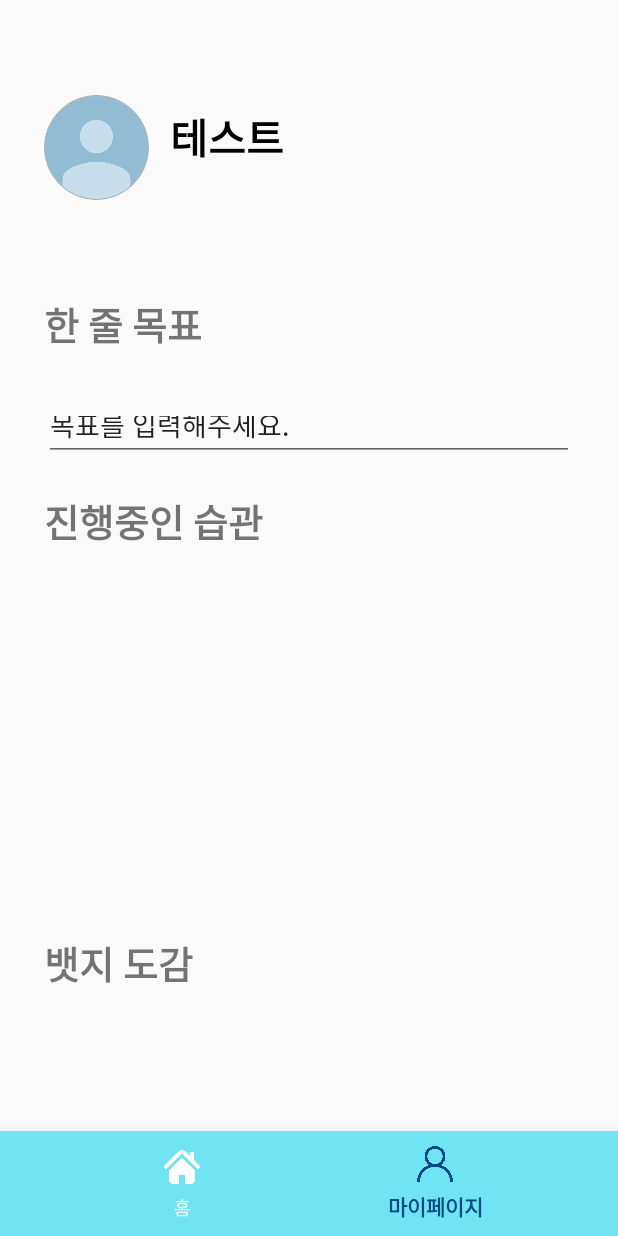
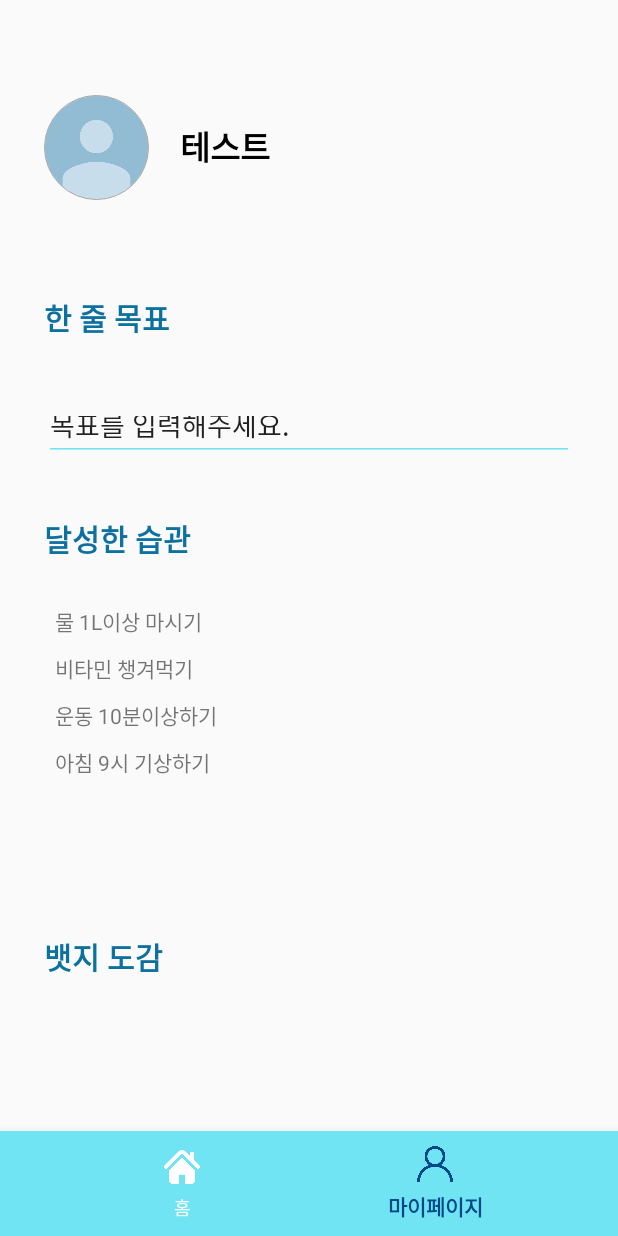
Before and after one commit to pknu-wap/2023_2_APP_TEAM2, an Android app: the screen it shows after launch (MainActivity), item 2 of the bottom bar chosen, on a phone screen of 412 x 824 dp. Run offline under Robolectric (Android 15) with nearby library versions, the phone set to English and light mode, and no system bars; our stand-ins replace CircleImageView, Room's generated code, data binding.

Commit message:
마이페이지 recyclerView 구현 및 UI 수정
마이페이지 recylcerView 구현 및 전체적인 UI 변경

```diff
--- a/app/src/main/AndroidManifest.xml
+++ b/app/src/main/AndroidManifest.xml
@@ -24,9 +24,11 @@
         android:roundIcon="@mipmap/ic_launcher_round"
         android:supportsRtl="true"
         android:theme="@style/Theme.GoGo"
+
         tools:targetApi="31">
         <activity
             android:name=".MainActivity"
+
             android:exported="true"
             android:label="@string/app_name"
             android:theme="@style/Theme.AppCompat.Light">
@@ -73,7 +75,7 @@
         </activity>
 
         <receiver
-            android:name=".gogo2.AlarmReceiver"
+            android:name=".gogo2.alarm.AlarmReceiver"
             android:enabled="true"
             android:exported="false">
         </receiver>
--- a/app/src/main/java/com/example/gogo/gogo2/MyPageFragment.kt
+++ b/app/src/main/java/com/example/gogo/gogo2/MyPageFragment.kt
@@ -22,6 +22,7 @@ import com.bumptech.glide.load.engine.DiskCacheStrategy
 import com.bumptech.glide.request.RequestOptions
 import com.example.gogo.R
 import com.example.gogo.databinding.FragmentMypageBinding
+import com.example.gogo.gogo2.completedhabit.CompletedHabitAdapter
 
 //interface HabitItemClickListener {
 //    fun onHabitItemClicked(isIncrement: Boolean)
@@ -53,10 +54,12 @@ class MyPageFragment : Fragment() {
     override fun onViewCreated(view: View, savedInstanceState: Bundle?) {
         super.onViewCreated(view, savedInstanceState)
 
+        val temp = arrayListOf<String>("물 1L이상 마시기","비타민 챙겨먹기","운동 10분이상하기","아침 9시 기상하기")
 
         view.setLayerType(View.LAYER_TYPE_SOFTWARE, null)
         binding.lifecycleOwner = viewLifecycleOwner
         binding.myPageViewModel = myPageViewModel
+        binding.completedHabitName.adapter = CompletedHabitAdapter(temp)
 
         binding.profileImage.setOnClickListener {
             Log.d("MyPageFragment", "Profile image clicked")
--- a/app/src/main/java/com/example/gogo/gogo2/AlarmFragment.kt
+++ b/app/src/main/java/com/example/gogo/gogo2/alarm/AlarmFragment.kt
@@ -1,4 +1,4 @@
-package com.example.gogo.gogo2
+package com.example.gogo.gogo2.alarm
 
 
 import android.os.Bundle
@@ -6,10 +6,8 @@ import android.util.Log
 import android.view.LayoutInflater
 import android.view.View
 import android.view.ViewGroup
-import android.widget.DatePicker
 import androidx.fragment.app.Fragment
 import com.example.gogo.databinding.FragmentAlarmBinding
-import java.util.Calendar
 
 class AlarmFragment : Fragment(){
 
--- a/app/src/main/java/com/example/gogo/gogo2/AlarmFunctions.kt
+++ b/app/src/main/java/com/example/gogo/gogo2/alarm/AlarmFunctions.kt
@@ -1,4 +1,4 @@
-package com.example.gogo.gogo2
+package com.example.gogo.gogo2.alarm
 
 
 import android.app.AlarmManager
--- a/app/src/main/java/com/example/gogo/gogo2/AlarmReceiver.kt
+++ b/app/src/main/java/com/example/gogo/gogo2/alarm/AlarmReceiver.kt
@@ -1,4 +1,4 @@
-package com.example.gogo.gogo2
+package com.example.gogo.gogo2.alarm
 
 
 import android.annotation.SuppressLint
@@ -12,7 +12,6 @@ import android.content.Intent
 import android.os.Build
 import android.os.SystemClock
 import androidx.core.app.NotificationCompat
-import com.example.gogo.R
 
 class AlarmReceiver() : BroadcastReceiver() {
 
--- a/app/src/main/java/com/example/gogo/gogo2/AlarmService.kt
+++ b/app/src/main/java/com/example/gogo/gogo2/alarm/AlarmService.kt
@@ -1,4 +1,4 @@
-package com.example.gogo.gogo2
+package com.example.gogo.gogo2.alarm
 
 import android.app.Service
 import android.content.Intent
--- /dev/null
+++ b/app/src/main/java/com/example/gogo/gogo2/completedhabit/CompletedHabitAdapter.kt
@@ -0,0 +1,31 @@
+package com.example.gogo.gogo2.completedhabit
+
+import android.view.LayoutInflater
+import android.view.ViewGroup
+import androidx.recyclerview.widget.RecyclerView
+import com.example.gogo.R
+import com.example.gogo.databinding.CompletedhabitListItemBinding
+import com.example.gogo.databinding.HabitListItemBinding
+
+class CompletedHabitAdapter(private val completedhabts: ArrayList<String>): RecyclerView.Adapter<CompletedHabitAdapter.CompletedHabitViewHolder>() {
+    inner class CompletedHabitViewHolder(binding: CompletedhabitListItemBinding):RecyclerView.ViewHolder(binding.root) {
+        val textView = binding.completedHabitTitle
+            fun bind(position: Int) {
+                textView.text = completedhabts[position]
+        }
+    }
+
+    override fun onCreateViewHolder(parent: ViewGroup, viewType: Int): CompletedHabitAdapter.CompletedHabitViewHolder {
+        val binding = CompletedhabitListItemBinding.inflate(LayoutInflater.from(parent.context),parent,false)
+        return CompletedHabitViewHolder(binding)
+    }
+
+    override fun getItemCount(): Int {
+        return completedhabts.size
+    }
+
+    override fun onBindViewHolder(holder: CompletedHabitViewHolder, position: Int) {
+        holder.bind(position)
+    }
+
+}
--- a/app/src/main/java/com/example/gogo/habit2/detail/HabitDetailFragment.kt
+++ b/app/src/main/java/com/example/gogo/habit2/detail/HabitDetailFragment.kt
@@ -38,7 +38,7 @@ class HabitDetailFragment : Fragment() {
     ): View? {
         _binding = FragmentHabitDetailBinding.inflate(inflater, container, false)
 
-        val layoutManager = GridLayoutManager(context,12)
+        val layoutManager = GridLayoutManager(context,10)
         binding.recyclerView.layoutManager = layoutManager
 
         habitDatabase = HabitDatabase.getInstance(requireContext())
--- a/app/src/main/java/com/example/gogo/habit2/habit/data/HabitFragment.kt
+++ b/app/src/main/java/com/example/gogo/habit2/habit/data/HabitFragment.kt
@@ -1,16 +1,14 @@
 package com.example.gogo.habit2.habit.data
 
 import android.os.Bundle
-import android.util.Log
 import android.view.LayoutInflater
 import android.view.View
 import android.view.ViewGroup
-import android.widget.CheckBox
 import androidx.fragment.app.Fragment
 import androidx.fragment.app.activityViewModels
 import com.example.gogo.MainViewModel
 import com.example.gogo.databinding.FragmentHabitBinding
-import com.example.gogo.gogo2.AlarmFunctions
+import com.example.gogo.gogo2.alarm.AlarmFunctions
 import kotlinx.coroutines.Dispatchers
 import kotlinx.coroutines.GlobalScope
 import kotlinx.coroutines.launch
--- /dev/null
+++ b/app/src/main/res/layout/completedhabit_list_item.xml
@@ -0,0 +1,14 @@
+<?xml version="1.0" encoding="utf-8"?>
+<LinearLayout xmlns:android="http://schemas.android.com/apk/res/android"
+    android:layout_width="match_parent"
+    android:layout_height="wrap_content"
+    xmlns:app="http://schemas.android.com/apk/res-auto">
+
+    <TextView
+        android:id="@+id/completedHabitTitle"
+        android:layout_width="wrap_content"
+        android:layout_height="wrap_content"
+        android:layout_marginBottom="10dp"
+        android:text="dd" />
+
+</LinearLayout>
--- a/app/src/main/res/layout/fragment_habit.xml
+++ b/app/src/main/res/layout/fragment_habit.xml
@@ -15,6 +15,7 @@
         android:layout_height="wrap_content"
         android:layout_margin="5dp"
         android:layout_marginTop="15dp"
+        android:backgroundTint="#70E4F3"
         android:hint="습관 설정하기" />
 
     <Button
--- a/app/src/main/res/layout/fragment_mypage.xml
+++ b/app/src/main/res/layout/fragment_mypage.xml
@@ -68,8 +68,10 @@
                     android:background="@null"
                     android:text="@{myPageViewModel.nickName}"
                     android:textColor="#000000"
-                    android:textSize="27sp"
+                    android:textSize="22sp"
                     android:textStyle="bold"
+                    android:gravity="center_vertical"
+                    android:layout_marginStart="8dp"
                     app:layout_constraintBottom_toBottomOf="parent"
                     app:layout_constraintEnd_toEndOf="parent"
                     app:layout_constraintHorizontal_bias="0.208"
@@ -78,6 +80,7 @@
                     app:layout_constraintVertical_bias="0.496" />
 
             </androidx.constraintlayout.widget.ConstraintLayout>
+
 
             <androidx.constraintlayout.widget.ConstraintLayout
                 android:id="@+id/mypageGoalLayout"
@@ -93,25 +96,25 @@
                     android:layout_height="50dp"
                     android:background="@null"
                     android:text="한 줄 목표"
+                    android:textColor="#0D719F"
                     android:textStyle="bold"
                     app:layout_constraintTop_toTopOf="parent"
                     app:layout_constraintStart_toStartOf="parent"
-                    android:textSize="25dp">
+                    android:textSize="20dp">
                 </TextView>
 
                 <EditText
                     android:id="@+id/GoalText"
                     android:layout_width="match_parent"
                     android:layout_height="40dp"
-                    app:layout_constraintStart_toStartOf="parent"
-                    app:layout_constraintEnd_toEndOf="parent"
-                    app:layout_constraintTop_toBottomOf="@id/GoalTextView"
-                    app:layout_constraintBottom_toBottomOf="parent"
                     android:layout_marginTop="15dp"
                     android:layout_marginBottom="15dp"
-                    android:text="목표를 입력해주세요."/>
-
-
+                    android:text="목표를 입력해주세요."
+                    android:backgroundTint="#70E4F3"
+                    app:layout_constraintBottom_toBottomOf="parent"
+                    app:layout_constraintEnd_toEndOf="parent"
+                    app:layout_constraintStart_toStartOf="parent"
+                    app:layout_constraintTop_toBottomOf="@id/GoalTextView" />
 
             </androidx.constraintlayout.widget.ConstraintLayout>
 
@@ -128,10 +131,12 @@
                     android:id="@+id/textView3"
                     android:layout_width="wrap_content"
                     android:layout_height="wrap_content"
-                    android:text="진행중인 습관"
+                    android:text="달성한 습관"
+                    android:textColor="#0D719F"
+                    android:layout_marginTop="16dp"
                     app:layout_constraintTop_toTopOf="parent"
                     app:layout_constraintStart_toStartOf="parent"
-                    android:textSize="25dp"
+                    android:textSize="20dp"
                     android:textStyle="bold"
                     />
 
@@ -146,6 +151,20 @@
                 app:layout_constraintStart_toStartOf="parent"
                 app:layout_constraintTop_toBottomOf="@id/mypageDoingLayout"
                 app:layout_constraintVertical_weight="3.5">
+
+                <androidx.recyclerview.widget.RecyclerView
+                    android:id="@+id/completedHabitName"
+                    android:layout_width="wrap_content"
+                    android:layout_height="0dp"
+                    android:layout_marginTop="10dp"
+                    app:layout_constraintBottom_toBottomOf="parent"
+                    app:layout_constraintTop_toTopOf="parent"
+                    app:layout_constraintStart_toStartOf="parent"
+                    android:layout_marginStart="7dp"
+                    android:textStyle="bold"
+                    android:textSize="18dp"
+                    app:layoutManager="androidx.recyclerview.widget.LinearLayoutManager"
+                    tools:listitem="@layout/completedhabit_list_item"/>
 
             </androidx.constraintlayout.widget.ConstraintLayout>
 
@@ -162,9 +181,10 @@
                     android:layout_width="wrap_content"
                     android:layout_height="wrap_content"
                     android:text="뱃지 도감"
+                    android:textColor="#0D719F"
                     app:layout_constraintTop_toTopOf="parent"
                     app:layout_constraintStart_toStartOf="parent"
-                    android:textSize="25dp"
+                    android:textSize="20dp"
                     android:textStyle="bold"
                     />
 
@@ -184,11 +204,6 @@
             app:layout_constraintEnd_toEndOf="parent">
 
         </androidx.constraintlayout.widget.ConstraintLayout>
-
-
-
-
-
 
         <!--        <Button-->
         <!--            android:id="@+id/galleryBtn"-->
--- a/app/src/main/res/layout/habit_list_item.xml
+++ b/app/src/main/res/layout/habit_list_item.xml
@@ -23,6 +23,7 @@
         android:layout_height="wrap_content"
         android:layout_weight="1"
         android:layout_gravity="center_vertical"
+        android:textColor="#000000"
         android:textSize="16sp"
         android:clickable="true" />
 
--- a/app/src/main/res/layout/item_rectangle.xml
+++ b/app/src/main/res/layout/item_rectangle.xml
@@ -10,14 +10,14 @@
         android:layout_width="20dp"
         android:layout_height="20dp"
         android:src="@drawable/goaltrackersquare_none"
-        android:layout_margin="8dp" />
+        android:layout_margin="5dp" />
 
     <ImageView
         android:id="@+id/doneImageView"
         android:layout_width="20dp"
         android:layout_height="20dp"
         android:src="@drawable/goaltrackersquare_done"
-        android:layout_margin="8dp"
+        android:layout_margin="5dp"
         android:visibility="gone" /> <!-- "done" 이미지를 처음에는 숨깁니다 -->
 
 </LinearLayout>
```
Also changed, not shown: app/src/main/res/layout/fragment_habit_detail.xml (+21 -22 lines).
